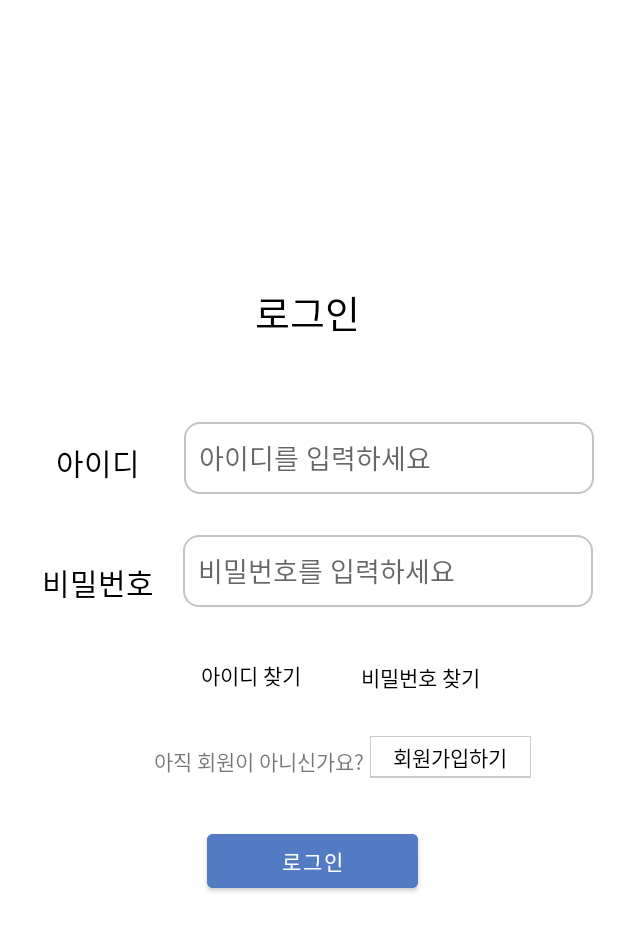
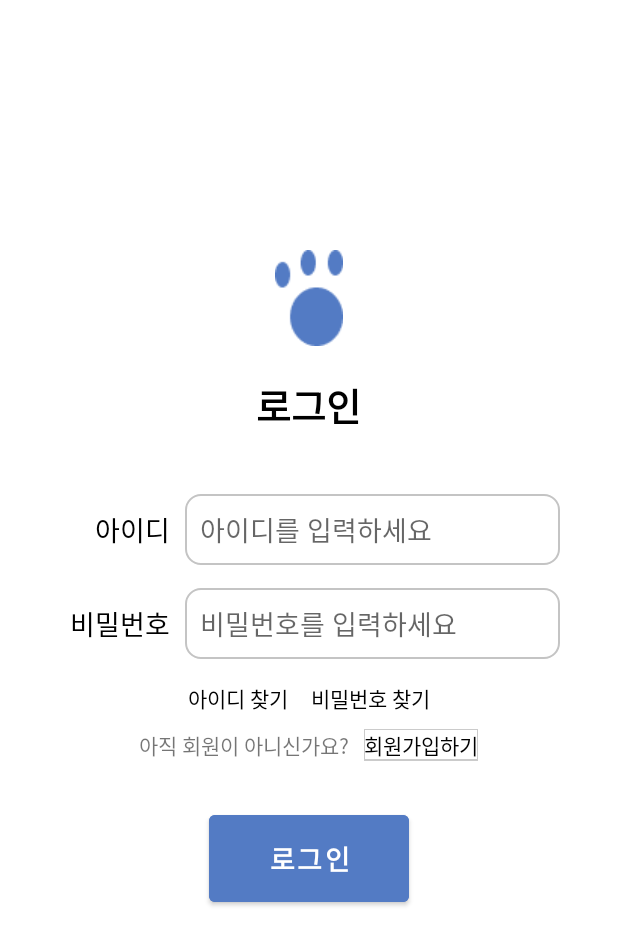
Before and after one commit to nohorang-horangteam/SuryongFootprint-Android, an Android app: the loginActivity screen opened directly, with no data from a screen before it, after a tap on "로그인", on a phone screen of 412 x 824 dp. Shown: the top 945 px of the screen. Run offline under Robolectric (Android 15) with nearby library versions, the phone set to English and light mode, and no system bars.

Commit message:
[FEAT] 로그인 레이아웃 및 기능 보완

```diff
--- a/app/src/main/java/kr/co/nohorang/suryongfootprint/loginActivity.kt
+++ b/app/src/main/java/kr/co/nohorang/suryongfootprint/loginActivity.kt
@@ -1,9 +1,12 @@
 package kr.co.nohorang.suryongfootprint
 
+import android.content.Context
 import android.content.Intent
 import androidx.appcompat.app.AppCompatActivity
 import android.os.Bundle
 import android.util.Log
+import android.view.inputmethod.InputMethodManager
+import android.widget.EditText
 import android.widget.Toast
 import kr.co.nohorang.suryongfootprint.data.LoginRequestDTO
 import kr.co.nohorang.suryongfootprint.data.User
@@ -14,63 +17,85 @@ import retrofit2.Callback
 import retrofit2.Response
 
 class loginActivity : AppCompatActivity() {
+    val binding by lazy { ActivityLoginBinding.inflate(layoutInflater) }
     override fun onCreate(savedInstanceState: Bundle?) {
-        val binding by lazy { ActivityLoginBinding.inflate(layoutInflater)}
         super.onCreate(savedInstanceState)
         setContentView(binding.root)
+
+        // EditText 입력 중 외부 터치 시 키보드 내리기
+        binding.layout.setOnClickListener {
+            hideKeyboard()
+        }
+
         // 로그인 테스트
-        binding.loginBtn.setOnClickListener{
+        binding.loginBtn.setOnClickListener {
             //request로 전송할(회원가입할) user 정보 받아오기(id, password)
-            var id=binding.loginIdText.text.toString()
-            var pwd=binding.loginPasswordText.text.toString()
-            id=id.trim()
-            pwd=pwd.trim()
-            if(!id.isEmpty()&&!pwd.isEmpty())
-            {
+            var id = binding.loginIdEdit.text.toString()
+            var pwd = binding.loginPasswordEdit.text.toString()
+            id = id.trim()
+            pwd = pwd.trim()
+            if (!id.isEmpty() && !pwd.isEmpty()) {
                 var loginInfo = LoginRequestDTO(id, pwd)
 
                 //response로 가져올 data 선언
-                var responseUser: User?=null
+                var responseUser: User? = null
 
                 //Retrofit 통신 - doLogin
                 RetrofitBuilder.api.doLogin(loginInfo).enqueue(object : Callback<User> {
                     // 통신 성공
-                    override fun onResponse(call : Call<User>, response: Response<User>){
-                        responseUser=response.body()
-                        if (responseUser!=null) { //로그인 성공
+                    override fun onResponse(call: Call<User>, response: Response<User>) {
+                        responseUser = response.body()
+                        if (responseUser != null) { //로그인 성공
                             Log.d("LOGIN_T", "Login user : " + responseUser?.user_id)
                             Log.d("LOGIN_T", "Login user : " + responseUser?.user_pw)
-                        }
-                        else {
+                            // 메인 페이지로 이동
+                            val intent = Intent(this@loginActivity, MainActivity::class.java)
+                            intent.addFlags(Intent.FLAG_ACTIVITY_NEW_TASK)
+                            intent.addFlags(Intent.FLAG_ACTIVITY_CLEAR_TASK)
+                            intent.addFlags(Intent.FLAG_ACTIVITY_CLEAR_TOP)
+                            Toast.makeText(this@loginActivity, "로그인되었습니다.", Toast.LENGTH_SHORT)
+                                .show()
+                            startActivity(intent)
+                        } else {
                             Log.d("LOGIN_T", "no user defined")
-                            Toast.makeText(this@loginActivity, "Hello World!", Toast.LENGTH_LONG).show()
+                            Toast.makeText(this@loginActivity, "잘못된 입력입니다.", Toast.LENGTH_SHORT)
+                                .show()
                         }
                     }
+
                     // 통신 오류
-                    override fun onFailure(call : Call<User>, t: Throwable) {
+                    override fun onFailure(call: Call<User>, t: Throwable) {
                         t.message?.let { Log.e("LOGIN_F", it) }
                     }
                 })
-            }
-            else{
-                Toast.makeText(this@loginActivity, "Hello World!", Toast.LENGTH_LONG).show()
+            } else {
+                Toast.makeText(this@loginActivity, "잘못된 입력입니다.", Toast.LENGTH_SHORT).show()
             }
 
         }
-        binding.loginFindIdBtn.setOnClickListener{
+        binding.loginFindIdBtn.setOnClickListener {
             Log.d("clicktest", "click findid suc")
-            val intent= Intent(this, FindIdActivity::class.java)
+            val intent = Intent(this, FindIdActivity::class.java)
             startActivity(intent)
         }
-        binding.loginFindPasswordBtn.setOnClickListener{
+        binding.loginFindPasswordBtn.setOnClickListener {
             Log.d("clicktest", "click findpassword suc")
-            val intent=Intent(this,FindPasswordActivity::class.java)
+            val intent = Intent(this, FindPasswordActivity::class.java)
             startActivity(intent)
         }
-        binding.loginSignupBtn.setOnClickListener{
+        binding.loginSignupBtn.setOnClickListener {
             Log.d("clicktest", "click signup suc")
-            val intent=Intent(this,SignUpActivity::class.java)
+            val intent = Intent(this, SignUpActivity::class.java)
             startActivity(intent)
         }
     }
+
+    // 키보드 비활성화 함수
+    fun hideKeyboard() {
+        val editText1 = binding.loginIdEdit
+        val editText2 = binding.loginPasswordEdit
+        val imm = getSystemService(Context.INPUT_METHOD_SERVICE) as InputMethodManager
+        imm.hideSoftInputFromWindow(editText1.windowToken, 0)
+        imm.hideSoftInputFromWindow(editText2.windowToken, 0)
+    }
 }
--- a/app/src/main/res/layout/activity_badge.xml
+++ b/app/src/main/res/layout/activity_badge.xml
@@ -47,7 +47,7 @@
             android:text="내 뱃지: " />
 
         <TextView
-            android:id="@+id/textView3"
+            android:id="@+id/pwdText"
             android:layout_width="wrap_content"
             android:layout_height="wrap_content"
             android:layout_marginTop="15dp"
--- a/app/src/main/res/layout/activity_login.xml
+++ b/app/src/main/res/layout/activity_login.xml
@@ -2,171 +2,167 @@
 <androidx.constraintlayout.widget.ConstraintLayout xmlns:android="http://schemas.android.com/apk/res/android"
     xmlns:app="http://schemas.android.com/apk/res-auto"
     xmlns:tools="http://schemas.android.com/tools"
+    android:id="@+id/layout"
     android:layout_width="match_parent"
     android:layout_height="match_parent"
+    android:orientation="vertical"
     tools:context=".loginActivity">
 
-    <TextView
-        android:id="@+id/loginSignupBtn"
-        android:layout_width="107dp"
-        android:layout_height="28dp"
-        android:background="@drawable/setting_background"
+    <LinearLayout
+        android:id="@+id/linear"
+        android:layout_width="0dp"
+        android:layout_height="wrap_content"
         android:gravity="center"
-        android:padding="0dp"
-        android:text="회원가입하기"
-        android:textColor="#000000"
+        android:orientation="vertical"
         app:layout_constraintBottom_toBottomOf="parent"
         app:layout_constraintEnd_toEndOf="parent"
-        app:layout_constraintHorizontal_bias="0.0"
-        app:layout_constraintStart_toEndOf="@+id/text1"
-        app:layout_constraintTop_toBottomOf="@+id/loginFindPasswordBtn"
-        app:layout_constraintVertical_bias="0.076"
-        tools:ignore="TouchTargetSizeCheck" />
+        app:layout_constraintStart_toStartOf="parent"
+        app:layout_constraintTop_toTopOf="parent">
+
+        <ImageView
+            android:id="@+id/icon"
+            android:layout_width="wrap_content"
+            android:layout_height="wrap_content"
+            android:layout_marginBottom="20dp"
+            android:src="@drawable/footprint_color_icon" />
 
         <TextView
-        android:id="@+id/textView"
+            android:id="@+id/loginTitle"
             android:layout_width="wrap_content"
             android:layout_height="wrap_content"
+            android:layout_marginBottom="40dp"
             android:text="로그인"
             android:textColor="#000000"
             android:textSize="25sp"
-        app:layout_constraintBottom_toBottomOf="parent"
-        app:layout_constraintEnd_toEndOf="parent"
-        app:layout_constraintHorizontal_bias="0.498"
-        app:layout_constraintStart_toStartOf="parent"
-        app:layout_constraintTop_toBottomOf="@+id/imageView"
-        app:layout_constraintVertical_bias="0.034" />
+            android:textStyle="bold" />
 
-    <ImageView
-        android:id="@+id/imageView"
-        android:layout_width="wrap_content"
+        <LinearLayout
+            android:id="@+id/loginLinear"
+            android:layout_width="match_parent"
             android:layout_height="wrap_content"
-        app:layout_constraintBottom_toBottomOf="parent"
-        app:layout_constraintEnd_toEndOf="parent"
-        app:layout_constraintStart_toStartOf="parent"
-        app:layout_constraintTop_toTopOf="parent"
-        app:layout_constraintVertical_bias="0.203"
-        tools:srcCompat="@drawable/footprint_color_icon" />
+            android:layout_marginBottom="15dp"
+            android:gravity="center|center_vertical"
+            android:orientation="horizontal">
+
+            <TextView
+                android:id="@+id/idText"
+                android:layout_width="75dp"
+                android:layout_height="wrap_content"
+                android:layout_marginRight="10dp"
+                android:text="아이디"
+                android:textAlignment="viewEnd"
+                android:textColor="#000000"
+                android:textSize="18sp" />
 
             <EditText
-        android:id="@+id/loginIdText"
-        android:layout_width="273dp"
-        android:layout_height="48dp"
+                android:id="@+id/loginIdEdit"
+                android:layout_width="250dp"
+                android:layout_height="wrap_content"
                 android:background="@drawable/border"
                 android:ems="10"
                 android:hint="아이디를 입력하세요"
                 android:inputType="text"
                 android:padding="10dp"
-        app:layout_constraintBottom_toBottomOf="parent"
-        app:layout_constraintEnd_toEndOf="parent"
-        app:layout_constraintHorizontal_bias="0.644"
-        app:layout_constraintStart_toEndOf="@+id/textView2"
-        app:layout_constraintTop_toBottomOf="@+id/textView"
-        app:layout_constraintVertical_bias="0.099" />
+                tools:ignore="TouchTargetSizeCheck" />
+        </LinearLayout>
+
+        <LinearLayout
+            android:id="@+id/pwdLinear"
+            android:layout_width="match_parent"
+            android:layout_height="wrap_content"
+            android:layout_marginBottom="15dp"
+            android:gravity="center|center_vertical"
+            android:orientation="horizontal">
+
+            <TextView
+                android:id="@+id/pwdText"
+                android:layout_width="75dp"
+                android:layout_height="wrap_content"
+                android:layout_marginRight="10dp"
+                android:text="비밀번호"
+                android:textAlignment="viewEnd"
+                android:textColor="#000000"
+                android:textSize="18sp" />
+
+            <EditText
+                android:id="@+id/loginPasswordEdit"
+                android:layout_width="250dp"
+                android:layout_height="wrap_content"
+                android:background="@drawable/border"
+                android:ems="10"
+                android:hint="비밀번호를 입력하세요"
+                android:inputType="textPassword"
+                android:padding="10dp"
+                tools:ignore="TouchTargetSizeCheck" />
+        </LinearLayout>
+
+        <LinearLayout
+            android:id="@+id/findLinear"
+            android:layout_width="match_parent"
+            android:layout_height="wrap_content"
+            android:layout_marginBottom="10dp"
+            android:gravity="center|center_vertical"
+            android:orientation="horizontal">
+
+            <TextView
+                android:id="@+id/loginFindIdBtn"
+                android:layout_width="wrap_content"
+                android:layout_height="wrap_content"
+                android:text="아이디 찾기"
+                android:textColor="#000000"
+                tools:ignore="TouchTargetSizeCheck" />
 
             <TextView
                 android:id="@+id/loginFindPasswordBtn"
-        android:layout_width="107dp"
-        android:layout_height="28dp"
-        android:background="@color/white"
-        android:backgroundTint="@android:color/white"
-        android:gravity="center"
+                android:layout_width="wrap_content"
+                android:layout_height="wrap_content"
+                android:layout_marginLeft="15dp"
                 android:padding="0dp"
                 android:text="비밀번호 찾기"
                 android:textColor="#000000"
-        app:layout_constraintBottom_toBottomOf="parent"
-        app:layout_constraintEnd_toEndOf="parent"
-        app:layout_constraintHorizontal_bias="0.106"
-        app:layout_constraintStart_toEndOf="@+id/loginFindIdBtn"
-        app:layout_constraintTop_toBottomOf="@+id/loginPasswordText"
-        app:layout_constraintVertical_bias="0.083"
                 tools:ignore="TouchTargetSizeCheck" />
+
+        </LinearLayout>
+
+        <LinearLayout
+            android:id="@+id/signupLinear"
+            android:layout_width="match_parent"
+            android:layout_height="wrap_content"
+            android:layout_marginBottom="30dp"
+            android:gravity="center|center_vertical"
+            android:orientation="horizontal">
+
+            <TextView
+                android:id="@+id/joinNoticeText"
+                android:layout_width="wrap_content"
+                android:layout_height="wrap_content"
+                android:text="아직 회원이 아니신가요?" />
+
+            <TextView
+                android:id="@+id/loginSignupBtn"
+                android:layout_width="wrap_content"
+                android:layout_height="wrap_content"
+                android:layout_marginLeft="10dp"
+                android:background="@drawable/setting_background"
+                android:text="회원가입하기"
+                android:textColor="#000000"
+                tools:ignore="TouchTargetSizeCheck" />
+        </LinearLayout>
 
         <Button
             android:id="@+id/loginBtn"
             android:layout_width="wrap_content"
             android:layout_height="wrap_content"
+            android:layout_marginBottom="50dp"
             android:backgroundTint="@color/main_blue"
-        android:paddingStart="50sp"
-        android:paddingEnd="50sp"
+            android:paddingStart="40dp"
+            android:paddingTop="15dp"
+            android:paddingEnd="40dp"
+            android:paddingBottom="15dp"
             android:text="로그인"
-        app:layout_constraintBottom_toBottomOf="parent"
-        app:layout_constraintEnd_toEndOf="parent"
-        app:layout_constraintHorizontal_bias="0.509"
-        app:layout_constraintStart_toStartOf="parent"
-        app:layout_constraintTop_toBottomOf="@+id/text1"
-        app:layout_constraintVertical_bias="0.117" />
+            android:textSize="18sp"
+            android:textStyle="bold" />
 
-    <TextView
-        android:id="@+id/textView3"
-        android:layout_width="wrap_content"
-        android:layout_height="wrap_content"
-        android:text="비밀번호"
-        android:textColor="#000000"
-        android:textSize="20sp"
-        app:layout_constraintBottom_toBottomOf="parent"
-        app:layout_constraintEnd_toEndOf="parent"
-        app:layout_constraintHorizontal_bias="0.083"
-        app:layout_constraintStart_toStartOf="parent"
-        app:layout_constraintTop_toBottomOf="@+id/loginIdText"
-        app:layout_constraintVertical_bias="0.094" />
-
-    <TextView
-        android:id="@+id/loginFindIdBtn"
-        android:layout_width="99dp"
-        android:layout_height="25dp"
-        android:layout_margin="0dp"
-        android:gravity="center"
-        android:text="아이디 찾기"
-        android:textColor="#000000"
-        app:layout_constraintBottom_toBottomOf="parent"
-        app:layout_constraintEnd_toEndOf="parent"
-        app:layout_constraintHorizontal_bias="0.378"
-        app:layout_constraintStart_toStartOf="parent"
-        app:layout_constraintTop_toBottomOf="@+id/loginPasswordText"
-        app:layout_constraintVertical_bias="0.083"
-        tools:ignore="TouchTargetSizeCheck" />
-
-    <TextView
-        android:id="@+id/text1"
-        android:layout_width="144dp"
-        android:layout_height="23dp"
-        android:text="아직 회원이 아니신가요?"
-        app:layout_constraintBottom_toBottomOf="parent"
-        app:layout_constraintEnd_toEndOf="parent"
-        app:layout_constraintHorizontal_bias="0.384"
-        app:layout_constraintStart_toStartOf="parent"
-        app:layout_constraintTop_toBottomOf="@+id/loginFindPasswordBtn"
-        app:layout_constraintVertical_bias="0.093" />
-
-    <EditText
-        android:id="@+id/loginPasswordText"
-        android:layout_width="273dp"
-        android:layout_height="48dp"
-        android:background="@drawable/border"
-        android:ems="10"
-        android:hint="비밀번호를 입력하세요"
-        android:inputType="textPassword"
-        android:padding="10dp"
-        app:layout_constraintBottom_toBottomOf="parent"
-        app:layout_constraintEnd_toEndOf="parent"
-        app:layout_constraintHorizontal_bias="0.542"
-        app:layout_constraintStart_toEndOf="@+id/textView3"
-        app:layout_constraintTop_toBottomOf="@+id/loginIdText"
-        app:layout_constraintVertical_bias="0.061" />
-
-    <TextView
-        android:id="@+id/textView2"
-        android:layout_width="wrap_content"
-        android:layout_height="wrap_content"
-        android:text="아이디"
-        android:textColor="#000000"
-        android:textSize="20sp"
-        app:layout_constraintBottom_toBottomOf="parent"
-        app:layout_constraintEnd_toEndOf="parent"
-        app:layout_constraintHorizontal_bias="0.104"
-        app:layout_constraintStart_toStartOf="parent"
-        app:layout_constraintTop_toBottomOf="@+id/textView"
-        app:layout_constraintVertical_bias="0.116" />
+    </LinearLayout>
 
 </androidx.constraintlayout.widget.ConstraintLayout>
--- a/app/src/main/res/layout/badge_finished_badge.xml
+++ b/app/src/main/res/layout/badge_finished_badge.xml
@@ -28,7 +28,7 @@
             android:entries="@array/challenge_finished_badge"/>
 
         <TextView
-            android:id="@+id/textView2"
+            android:id="@+id/idText"
             android:layout_width="wrap_content"
             android:layout_height="wrap_content"
             android:layout_gravity="center"
--- a/app/src/main/res/layout/mypage_footprint_finished_badge.xml
+++ b/app/src/main/res/layout/mypage_footprint_finished_badge.xml
@@ -16,7 +16,7 @@
         tools:layout_editor_absoluteY="74dp" />
 
     <TextView
-        android:id="@+id/textView"
+        android:id="@+id/loginTitle"
         android:layout_width="wrap_content"
         android:layout_height="wrap_content"
         android:layout_gravity="center"
--- a/app/src/main/res/layout/mypage_footprint_ing_badge.xml
+++ b/app/src/main/res/layout/mypage_footprint_ing_badge.xml
@@ -5,7 +5,7 @@
     android:layout_height="wrap_content">
 
     <ImageView
-        android:id="@+id/imageView"
+        android:id="@+id/icon"
         android:layout_width="wrap_content"
         android:layout_height="wrap_content"
         app:srcCompat="@drawable/footprint_ing" />
```
Also changed, not shown: app/src/main/res/drawable/sf_icon.png (added). Lines whose indentation alone changed are shown as unchanged.
